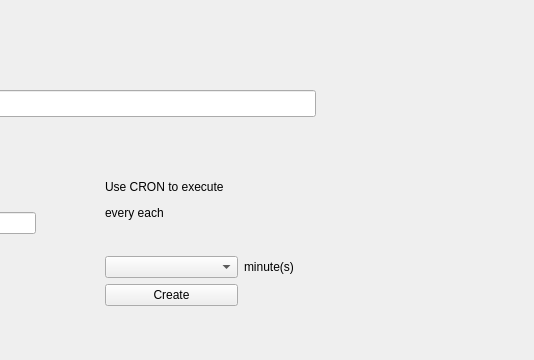
Qt form wizard.ui (surfzoid/HNEWizard) before a commit; both pictures show x 485 to 1019 and y 0 to 360 of the 1019 by 630 pixel window.
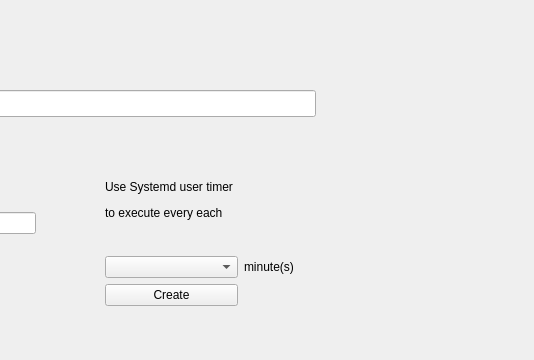
The same form after that commit.

Commit message: cron ->systemd timer

```diff
--- a/wizard.ui
+++ b/wizard.ui
@@ -98,7 +98,7 @@
      <string>Load</string>
     </property>
    </widget>
-   <widget class="QWidget" name="">
+   <widget class="QWidget" name="layoutWidget">
     <property name="geometry">
      <rect>
       <x>20</x>
@@ -281,7 +281,7 @@
      </item>
     </layout>
    </widget>
-   <widget class="QWidget" name="">
+   <widget class="QWidget" name="layoutWidget">
     <property name="geometry">
      <rect>
       <x>590</x>
@@ -294,7 +294,7 @@
      <item row="0" column="0" colspan="2">
       <widget class="QLabel" name="label_2">
        <property name="text">
-        <string>&lt;html&gt;&lt;head/&gt;&lt;body&gt;&lt;p&gt;Use CRON to execute &lt;/p&gt;&lt;p&gt;every each&lt;/p&gt;&lt;/body&gt;&lt;/html&gt;</string>
+        <string>&lt;html&gt;&lt;head/&gt;&lt;body&gt;&lt;p&gt;Use Systemd user timer&lt;/p&gt;&lt;p&gt;to execute every each&lt;/p&gt;&lt;/body&gt;&lt;/html&gt;</string>
        </property>
       </widget>
      </item>
```
The commit also changes 1 other file.
